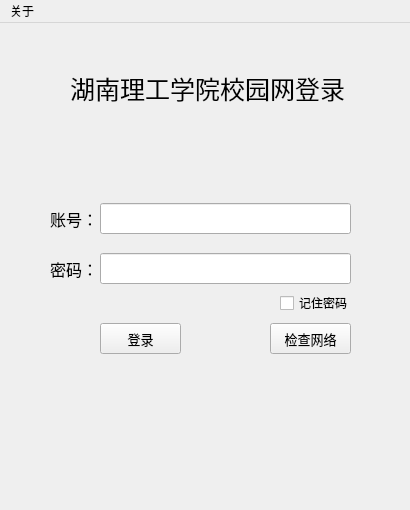
Qt form layout/ui/ui_mainwindow.ui (wangxuanzhu/Campus_Network) before a commit.
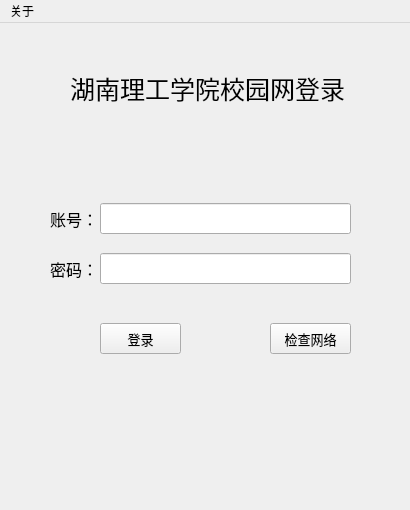
The same form after that commit.

Commit message: 删改了些不需要的功能，上一个的版本更新的是检查网络状态。

```diff
--- a/layout/ui/ui_mainwindow.ui
+++ b/layout/ui/ui_mainwindow.ui
@@ -205,33 +205,6 @@
      <string>检查网络</string>
     </property>
    </widget>
-   <widget class="QCheckBox" name="re_pwd">
-    <property name="geometry">
-     <rect>
-      <x>280</x>
-      <y>270</y>
-      <width>71</width>
-      <height>20</height>
-     </rect>
-    </property>
-    <property name="font">
-     <font>
-      <family>苹方-简</family>
-      <weight>50</weight>
-      <italic>false</italic>
-      <bold>false</bold>
-     </font>
-    </property>
-    <property name="text">
-     <string>记住密码</string>
-    </property>
-    <property name="iconSize">
-     <size>
-      <width>16</width>
-      <height>18</height>
-     </size>
-    </property>
-   </widget>
   </widget>
   <widget class="QMenuBar" name="menubar">
    <property name="geometry">
```
The commit also changes 2 other files.
